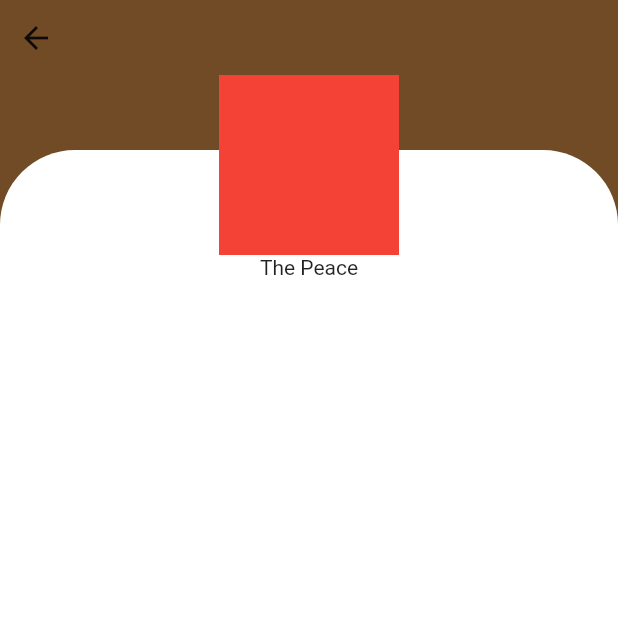
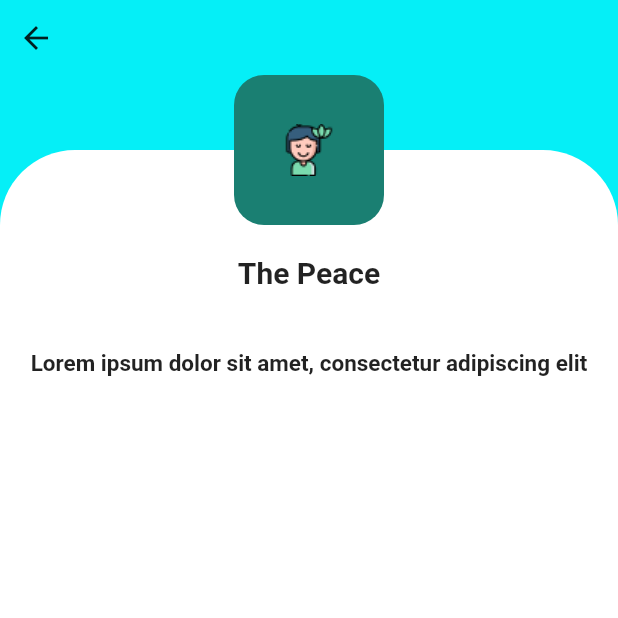
Before and after one commit to Ahmed991e/medetation, a Flutter app: the screen it shows after launch, after a tap on "The Peace", on a phone screen of 412 x 824 dp, the top half of it. Run offline on Flutter 3.47's test engine with Material 2 defaults, Android fonts, the phone set to English and light mode, and no system bars; our stand-ins replace convex_bottom_bar.

Commit message:
update details screen 2

```diff
--- a/lib/screens/details_screen.dart
+++ b/lib/screens/details_screen.dart
@@ -2,13 +2,19 @@ import 'package:flutter/material.dart';
 
 class DetailsScreen extends StatelessWidget {
   final String title;
+  final String image;
+  final String description;
 
-  const DetailsScreen({required this.title, super.key});
+  const DetailsScreen(
+      {required this.title,
+      super.key,
+      required this.image,
+      required this.description});
 
   @override
   Widget build(BuildContext context) {
     return Scaffold(
-      backgroundColor: Color.fromARGB(255, 112, 75, 38),
+      backgroundColor: const Color.fromARGB(255, 5, 239, 247),
       body: SafeArea(
         child: Stack(
           alignment: Alignment.topCenter,
@@ -44,11 +50,33 @@ class DetailsScreen extends StatelessWidget {
                   ],
                 ),
                 Container(
-                  color: Colors.red,
-                  width: 120,
-                  height: 120,
+                  decoration: const BoxDecoration(
+                      color: Color(0xff1A7F72),
+                      borderRadius: BorderRadius.all(Radius.circular(20))),
+                  width: 100,
+                  height: 100,
+                  child: Image.asset(
+                    image,
+                    width: 120,
+                    height: 120,
+                  ),
                 ),
-                Text(title)
+                const SizedBox(
+                  height: 20,
+                ),
+                Text(
+                  title,
+                  style: const TextStyle(
+                      fontSize: 20, fontWeight: FontWeight.bold),
+                ),
+                const SizedBox(
+                  height: 40,
+                ),
+                Text(
+                  description,
+                  style: const TextStyle(
+                      fontSize: 15, fontWeight: FontWeight.bold),
+                ),
               ],
             ),
           ],
--- a/lib/screens/home_screen.dart
+++ b/lib/screens/home_screen.dart
@@ -55,17 +55,23 @@ class HomeScreen extends StatelessWidget {
                       mycard(context,
                           time: "10 min",
                           image: "assets/The Peace.png",
-                          title: "The Peace"),
+                          title: "The Peace",
+                          description:
+                              "Lorem ipsum dolor sit amet, consectetur adipiscing elit"),
                       const SizedBox(width: 8),
                       mycard(context,
                           time: "15 min",
                           image: "assets/Stress Relief.png",
-                          title: "Stress Relief"),
+                          title: "Stress Relief",
+                          description:
+                              "Lorem ipsum dolor sit amet, consectetur adipiscing elit"),
                       const SizedBox(width: 8),
                       mycard(context,
                           time: "20 min",
                           image: "assets/rapper.png",
-                          title: "Rapper"),
+                          title: "Rapper",
+                          description:
+                              "Lorem ipsum dolor sit amet, consectetur adipiscing elit"),
                     ],
                   ),
                 ),
@@ -121,7 +127,10 @@ class HomeScreen extends StatelessWidget {
   }
 
   Widget mycard(BuildContext context,
-      {required String title, required String image, required String time}) {
+      {required String title,
+      required String image,
+      required String time,
+      required String description}) {
     return InkWell(
       onTap: () {
         Navigator.of(context).push(
@@ -129,6 +138,8 @@ class HomeScreen extends StatelessWidget {
             builder: ((context) {
               return DetailsScreen(
                 title: title,
+                image: image,
+                description: description,
               );
             }),
           ),
@@ -156,10 +167,12 @@ class HomeScreen extends StatelessWidget {
                     const TextStyle(fontSize: 17, fontWeight: FontWeight.bold)),
             Padding(
               padding: const EdgeInsets.only(left: 8, right: 8),
-              child: const Text(
-                  "Lorem ipsum dolor sit amet, consectetur adipiscing elit",
-                  maxLines: 3,
-                  style: TextStyle(fontSize: 10)),
+              child: Text(
+                description,
+                // "Lorem ipsum dolor sit amet, consectetur adipiscing elit",
+                maxLines: 3,
+                style: const TextStyle(fontSize: 10),
+              ),
             ),
             const SizedBox(height: 8),
             Row(
```
